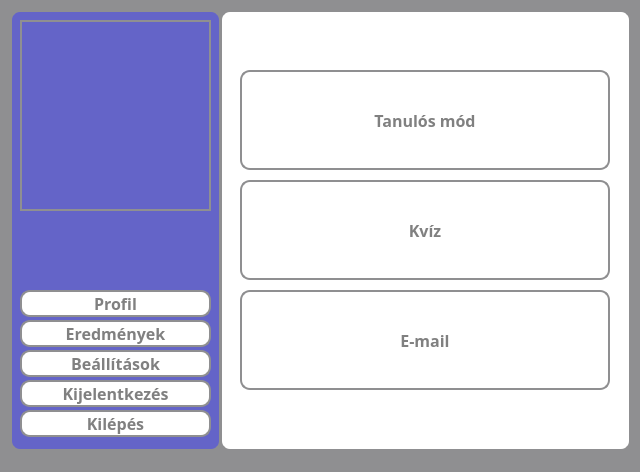
Qt form src/main/resources/ui/default/mainWindow.ui (pkristof1999/Szakdolgozat) before a commit.
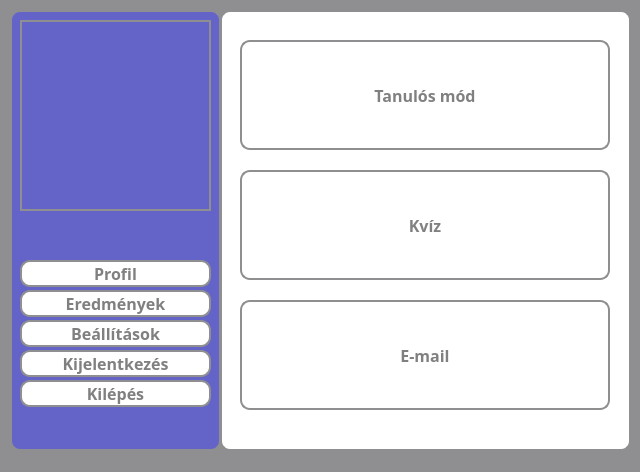
The same form after that commit.

Commit message: Stílusok módosítása

Diff of the .ui file:
```diff
--- a/src/main/resources/ui/default/mainWindow.ui
+++ b/src/main/resources/ui/default/mainWindow.ui
@@ -42,9 +42,9 @@
      <property name="geometry">
       <rect>
        <x>20</x>
-       <y>60</y>
+       <y>30</y>
        <width>370</width>
-       <height>100</height>
+       <height>110</height>
       </rect>
      </property>
      <property name="font">
@@ -73,9 +73,9 @@
      <property name="geometry">
       <rect>
        <x>20</x>
-       <y>170</y>
+       <y>160</y>
        <width>370</width>
-       <height>100</height>
+       <height>110</height>
       </rect>
      </property>
      <property name="font">
@@ -104,9 +104,9 @@
      <property name="geometry">
       <rect>
        <x>20</x>
-       <y>280</y>
+       <y>290</y>
        <width>370</width>
-       <height>100</height>
+       <height>110</height>
       </rect>
      </property>
      <property name="font">
@@ -174,7 +174,7 @@
      <property name="geometry">
       <rect>
        <x>10</x>
-       <y>310</y>
+       <y>280</y>
        <width>191</width>
        <height>27</height>
       </rect>
@@ -205,7 +205,7 @@
      <property name="geometry">
       <rect>
        <x>10</x>
-       <y>340</y>
+       <y>310</y>
        <width>191</width>
        <height>27</height>
       </rect>
@@ -236,7 +236,7 @@
      <property name="geometry">
       <rect>
        <x>10</x>
-       <y>370</y>
+       <y>340</y>
        <width>191</width>
        <height>27</height>
       </rect>
@@ -267,7 +267,7 @@
      <property name="geometry">
       <rect>
        <x>10</x>
-       <y>400</y>
+       <y>370</y>
        <width>191</width>
        <height>27</height>
       </rect>
@@ -298,7 +298,7 @@
      <property name="geometry">
       <rect>
        <x>10</x>
-       <y>280</y>
+       <y>250</y>
        <width>191</width>
        <height>27</height>
       </rect>
@@ -329,9 +329,9 @@
      <property name="geometry">
       <rect>
        <x>10</x>
-       <y>220</y>
+       <y>210</y>
        <width>191</width>
-       <height>41</height>
+       <height>31</height>
       </rect>
      </property>
      <property name="styleSheet">
```
Left out of the diff: 4 changed lines with no effect on the pictures.
